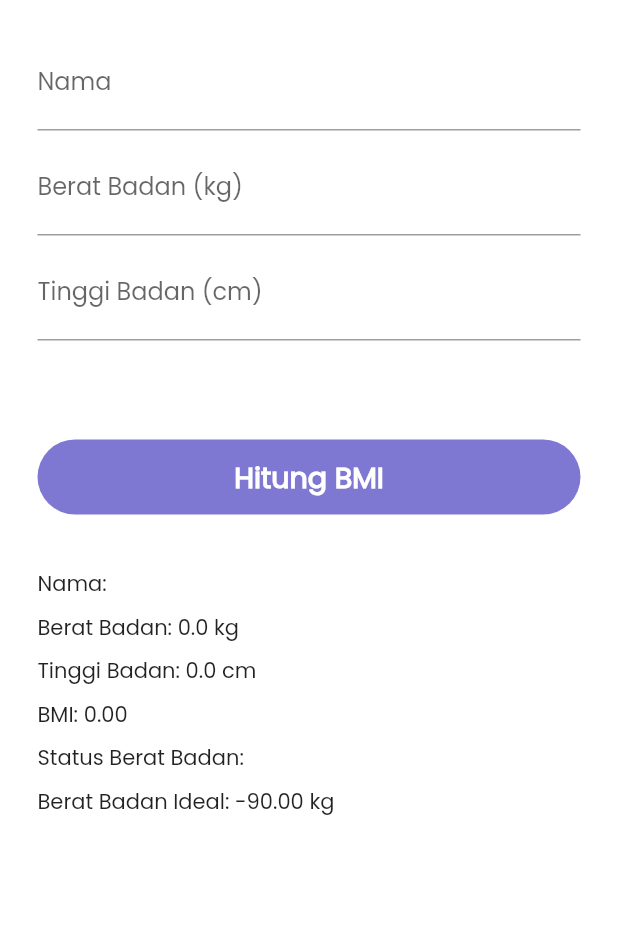
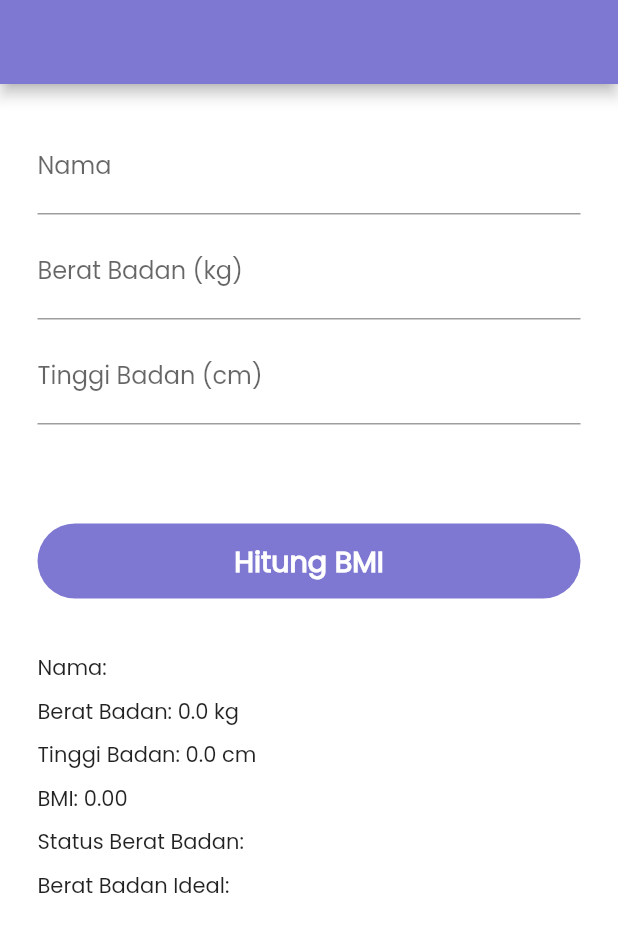
Before and after one commit to nandanvsh/HealtyApp, a Flutter app: the Calculator screen opened directly, after a tap on "Hitung BMI", on a phone screen of 412 x 824 dp. Shown: the top 932 px of the screen. Run offline on Flutter 3.47's test engine with Material 2 defaults, Android fonts, the phone set to English and light mode, and no system bars; our stand-ins replace geolocator, google_maps_flutter, hooks_riverpod, image_picker, shared_preferences; accounts and stored records are empty.

Commit message:
update bmi

```diff
--- a/healtyapps/lib/calculator.dart
+++ b/healtyapps/lib/calculator.dart
@@ -19,7 +19,9 @@ class _CalculatorState extends State<Calculator> {
     ///Indeks Massa Tubuh (atau BMI) dihitung sebagai berat badan Anda (dalam kilogram)
     ///dibagi dengan kuadrat tinggi badan Anda (dalam meter) atau BMI = Kg/M2.
     if (_height > 0 && _weight > 0) {
-      _bmi = _weight / ((_height / 100) * (_height / 100));
+      _height = _height / 100;
+      _bmi = _weight / (_height * _height);
+      print(_bmi);
       if (_bmi >= 18.5 && _bmi <= 25) {
         _status = 'Normal';
       } else if (_bmi > 25 && _bmi <= 40) {
@@ -32,12 +34,18 @@ class _CalculatorState extends State<Calculator> {
     }
   }
 
+  final TextEditingController nameControl = TextEditingController();
+  final TextEditingController weightControl = TextEditingController();
+  final TextEditingController heightControl = TextEditingController();
   @override
   Widget build(BuildContext context) {
     return Container(
       color: const Color(0xffABA6E8),
       child: SafeArea(
         child: Scaffold(
+          appBar: AppBar(
+            backgroundColor: Color(0xff7F78D2),
+          ),
           // ignore: use_full_hex_values_for_flutter_colors
           backgroundColor: const Color(0xfffffffff),
           body: SingleChildScrollView(
@@ -51,38 +59,26 @@ class _CalculatorState extends State<Calculator> {
                       crossAxisAlignment: CrossAxisAlignment.stretch,
                       children: <Widget>[
                         TextField(
+                          controller: nameControl,
                           decoration: const InputDecoration(
                             labelText: 'Nama',
                           ),
-                          onChanged: (value) {
-                            setState(() {
-                              _name = value;
-                            });
-                          },
                         ),
                         const SizedBox(height: 8.0),
                         TextField(
+                          controller: weightControl,
                           decoration: const InputDecoration(
                             labelText: 'Berat Badan (kg)',
                           ),
                           keyboardType: TextInputType.number,
-                          onChanged: (value) {
-                            setState(() {
-                              _weight = double.tryParse(value) ?? 0.0;
-                            });
-                          },
                         ),
                         const SizedBox(height: 8.0),
-                        TextField(
+                        TextFormField(
+                          controller: heightControl,
                           decoration: const InputDecoration(
                             labelText: 'Tinggi Badan (cm)',
                           ),
                           keyboardType: TextInputType.number,
-                          onChanged: (value) {
-                            setState(() {
-                              _height = double.tryParse(value) ?? 0.0;
-                            });
-                          },
                         ),
                         const SizedBox(height: 16.0),
                         Container(
@@ -98,7 +94,26 @@ class _CalculatorState extends State<Calculator> {
                             child: InkWell(
                               onTap: () {
                                 setState(() {
-                                  _calculateBMI();
+                                  if (double.parse(weightControl.text) != 0.0 &&
+                                      double.parse(heightControl.text) != 0.0) {
+                                    _weight = double.parse(weightControl.text);
+                                    _height = double.parse(heightControl.text);
+                                    _name = nameControl.text;
+                                    _calculateBMI();
+                                  } else {
+                                    ScaffoldMessenger.of(context)
+                                        .showSnackBar(SnackBar(
+                                      content: const Text(
+                                          "weight or height must be fill"),
+                                      duration: const Duration(seconds: 5),
+                                      action: SnackBarAction(
+                                          label: "Dismiss",
+                                          onPressed: () {
+                                            ScaffoldMessenger.of(context)
+                                                .hideCurrentSnackBar();
+                                          }),
+                                    ));
+                                  }
                                 });
                               },
                               child: const Center(
@@ -126,8 +141,9 @@ class _CalculatorState extends State<Calculator> {
                         const SizedBox(height: 8.0),
                         Text('Status Berat Badan: $_status'),
                         const SizedBox(height: 8.0),
-                        Text(
-                            'Berat Badan Ideal: ${((_height - 100) * 0.9).toStringAsFixed(2)} kg'),
+                        Text(_height != 0.0
+                            ? 'Berat Badan Ideal: ${((_height - 100) * 0.9).toStringAsFixed(2)} kg'
+                            : "Berat Badan Ideal: "),
                       ],
                     ),
                   ),
--- a/healtyapps/lib/profile.dart
+++ b/healtyapps/lib/profile.dart
@@ -195,7 +195,6 @@ class _ProfileState extends State<Profile> {
           ],
         ),
       ),
-      // bottomNavigationBar: const BottomNavbar(),
     );
   }
 
```
